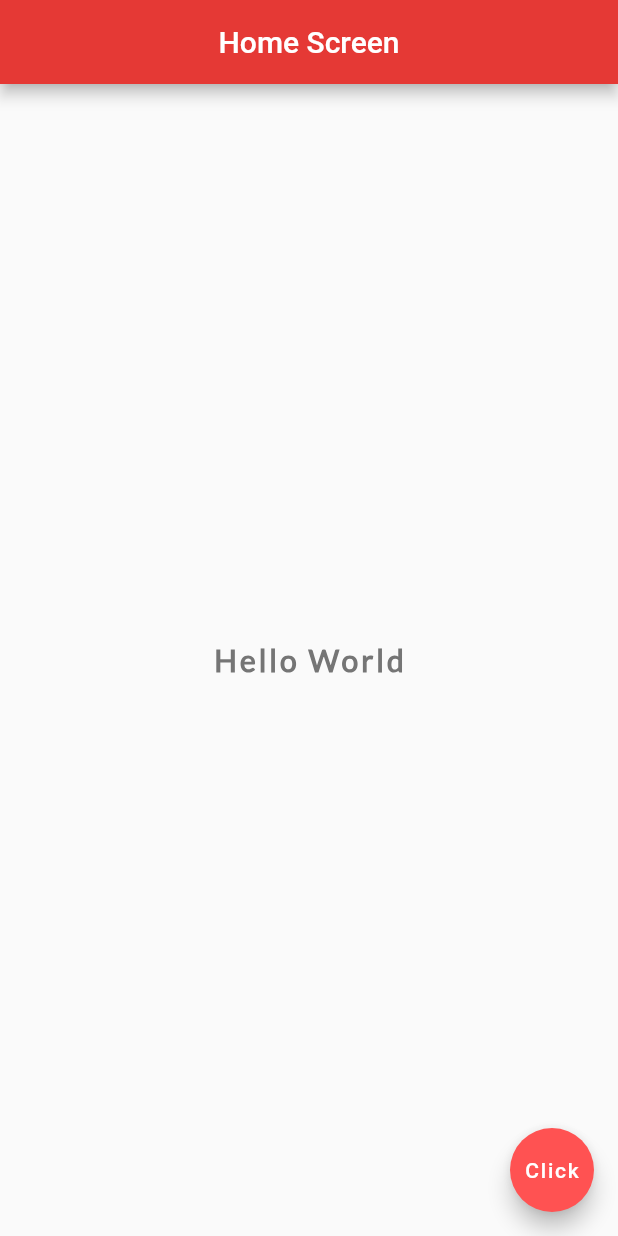
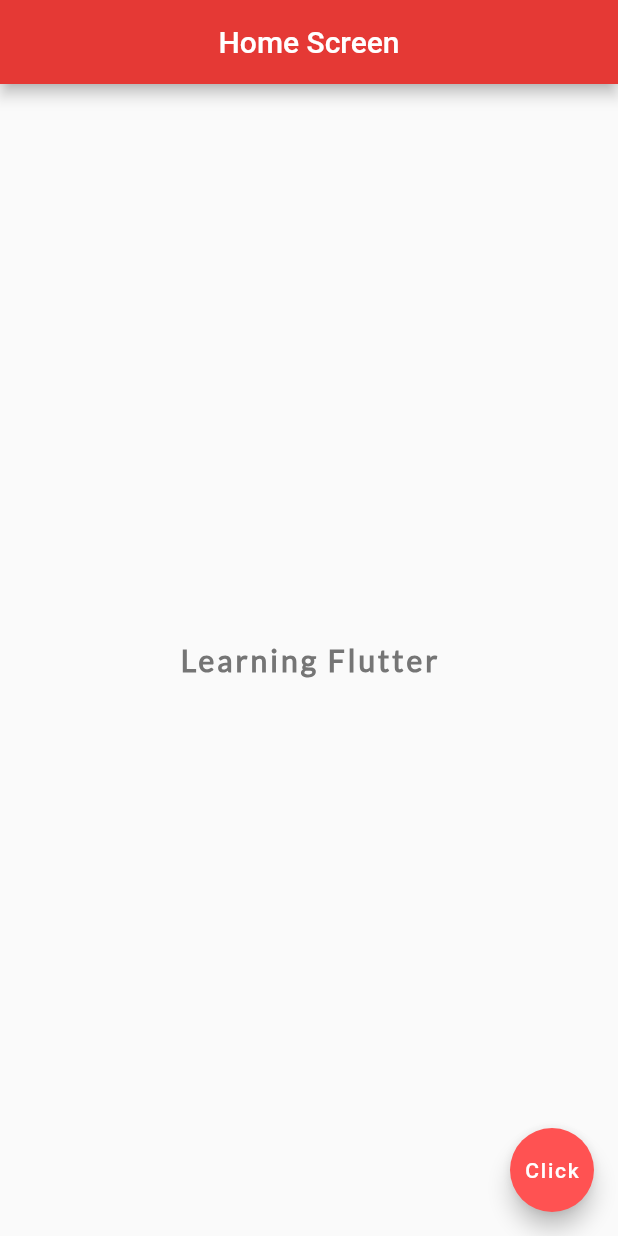
Before and after one commit to RadiRS/first-app-flutter, a Flutter app: the screen it shows after launch, after a tap on "Click", on a phone screen of 412 x 824 dp. Run offline on Flutter 3.47's test engine with Material 2 defaults, Android fonts, the phone set to English and light mode, and no system bars.

```diff
--- a/lib/main.dart
+++ b/lib/main.dart
@@ -1,15 +1,20 @@
 import 'package:flutter/material.dart';
 
 void main() {
-  runApp(MaterialApp(
-    home: Scaffold(
+  runApp(MaterialApp(home: Home()));
+}
+
+class Home extends StatelessWidget {
+  @override
+  Widget build(BuildContext context) {
+    return Scaffold(
       appBar: AppBar(
         title: Text('Home Screen'),
         centerTitle: true,
         backgroundColor: Colors.red[600],
       ),
       body: Center(
-        child: Text('Hello World',
+        child: Text('Learning Flutter',
             style: TextStyle(
                 fontSize: 20,
                 fontWeight: FontWeight.bold,
@@ -19,9 +24,9 @@ void main() {
       ),
       floatingActionButton: FloatingActionButton(
         child: Text('Click'),
-        onPressed: () => print('Press'),
+        onPressed: () => print('Pressed'),
         backgroundColor: Colors.redAccent,
       ),
-    ),
-  ));
+    );
+  }
 }
```
